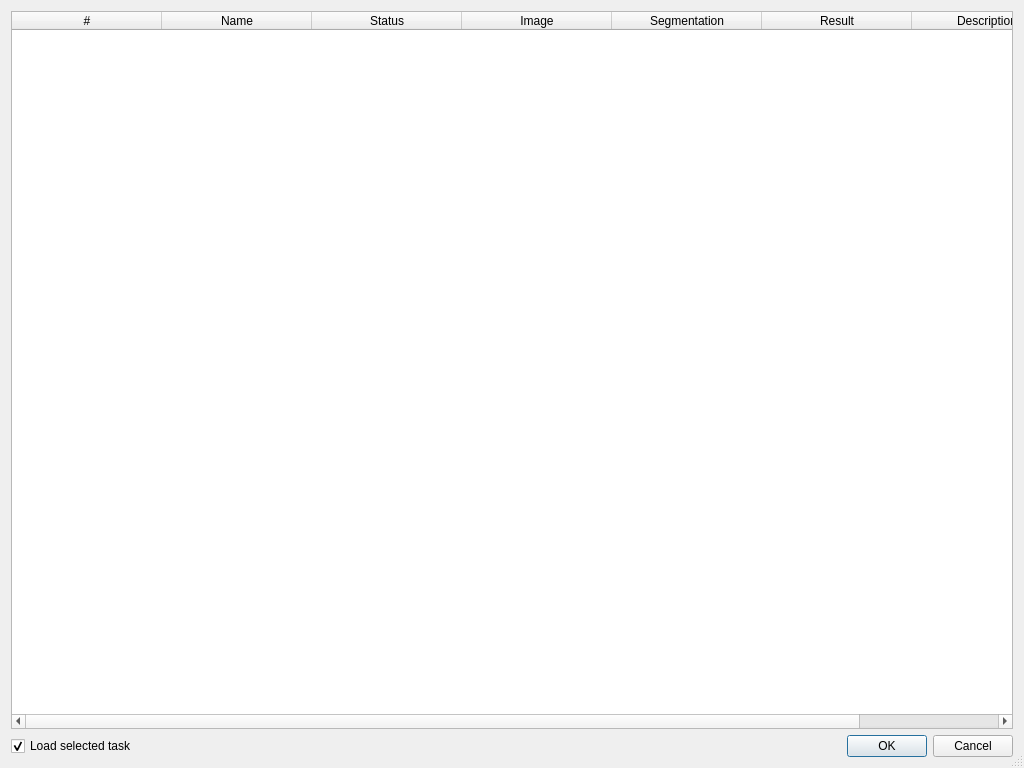
MITK/MITK, file Modules/SegmentationUI/Qmitk/QmitkFindSegmentationTaskDialog.ui: the form before one commit.
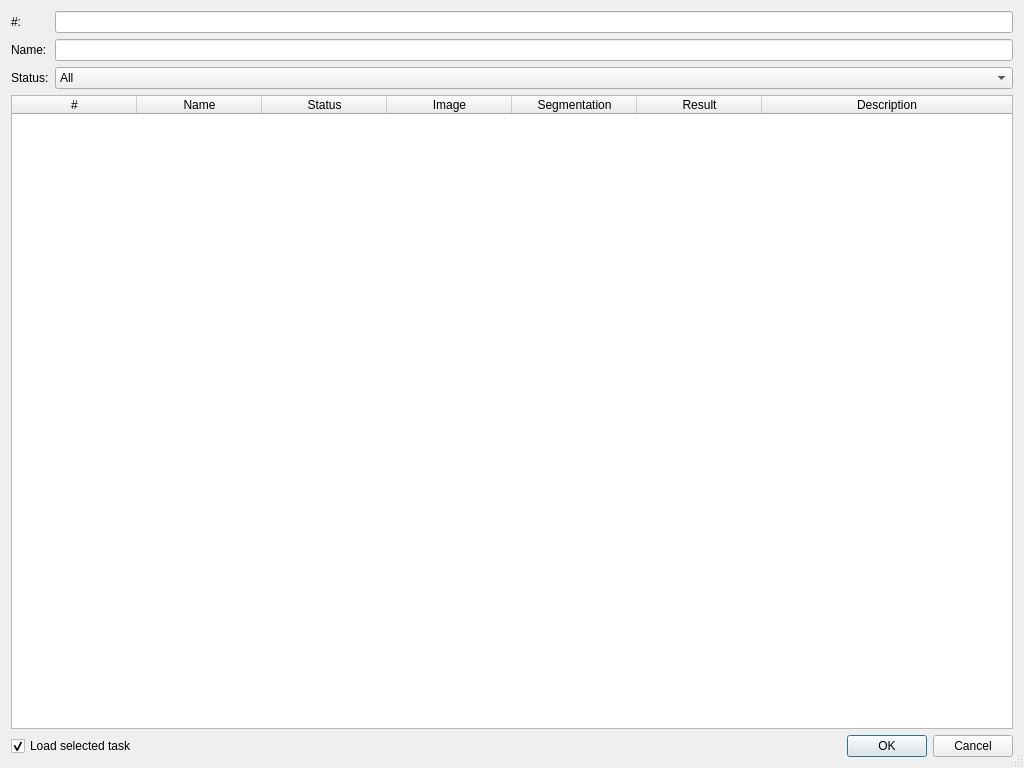
The form after the commit.

Commit message: Set tabstop order and label buddies

```diff
--- a/Modules/SegmentationUI/Qmitk/QmitkFindSegmentationTaskDialog.ui
+++ b/Modules/SegmentationUI/Qmitk/QmitkFindSegmentationTaskDialog.ui
@@ -20,6 +20,73 @@
    <bool>true</bool>
   </property>
   <layout class="QVBoxLayout" name="verticalLayout">
+   <item>
+    <layout class="QFormLayout" name="formLayout">
+     <item row="0" column="0">
+      <widget class="QLabel" name="noLabel">
+       <property name="text">
+        <string>#:</string>
+       </property>
+       <property name="buddy">
+        <cstring>noLineEdit</cstring>
+       </property>
+      </widget>
+     </item>
+     <item row="0" column="1">
+      <widget class="QLineEdit" name="noLineEdit">
+       <property name="clearButtonEnabled">
+        <bool>true</bool>
+       </property>
+      </widget>
+     </item>
+     <item row="1" column="0">
+      <widget class="QLabel" name="nameLabel">
+       <property name="text">
+        <string>Name:</string>
+       </property>
+       <property name="buddy">
+        <cstring>nameLineEdit</cstring>
+       </property>
+      </widget>
+     </item>
+     <item row="1" column="1">
+      <widget class="QLineEdit" name="nameLineEdit">
+       <property name="clearButtonEnabled">
+        <bool>true</bool>
+       </property>
+      </widget>
+     </item>
+     <item row="2" column="0">
+      <widget class="QLabel" name="statusLabel">
+       <property name="text">
+        <string>Status:</string>
+       </property>
+       <property name="buddy">
+        <cstring>statusComboBox</cstring>
+       </property>
+      </widget>
+     </item>
+     <item row="2" column="1">
+      <widget class="QComboBox" name="statusComboBox">
+       <item>
+        <property name="text">
+         <string>All</string>
+        </property>
+       </item>
+       <item>
+        <property name="text">
+         <string>Not done</string>
+        </property>
+       </item>
+       <item>
+        <property name="text">
+         <string>Done</string>
+        </property>
+       </item>
+      </widget>
+     </item>
+    </layout>
+   </item>
    <item>
     <widget class="QTableWidget" name="tableWidget">
      <property name="editTriggers">
@@ -35,7 +102,7 @@
       <enum>QAbstractItemView::SelectRows</enum>
      </property>
      <attribute name="horizontalHeaderDefaultSectionSize">
-      <number>150</number>
+      <number>125</number>
      </attribute>
      <attribute name="horizontalHeaderStretchLastSection">
       <bool>true</bool>
```
Left out of the diff: 7 changed lines with no effect on the pictures.
